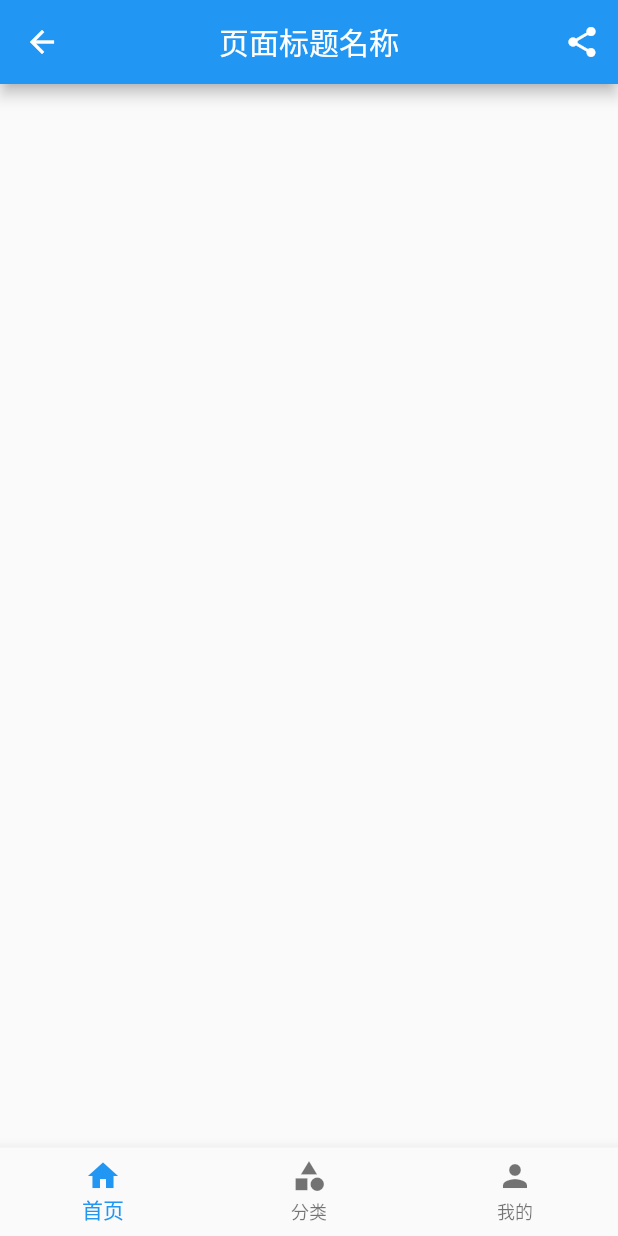
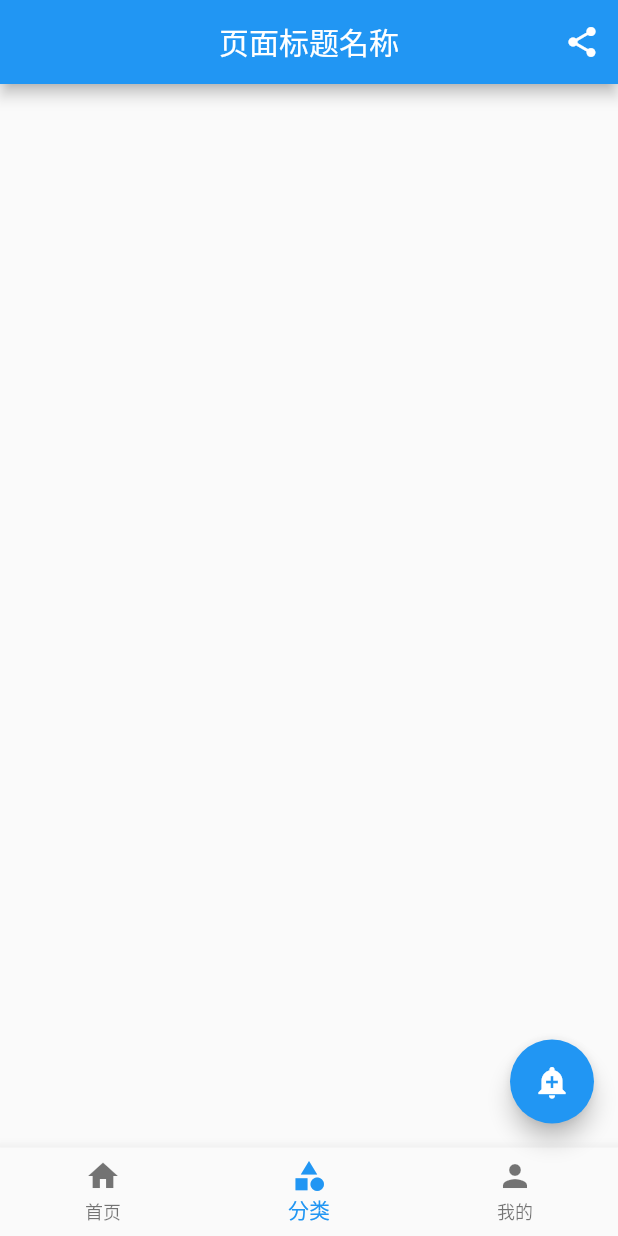
Before and after one commit to xiaoshengxianjun/flutter_study, a Flutter app: the screen it shows after launch, on a phone screen of 412 x 824 dp. Run offline on Flutter 3.47's test engine with Material 2 defaults, Android fonts, the phone set to English and light mode, and no system bars.

Commit message:
修改目录结构

```diff
--- a/lib/main.dart
+++ b/lib/main.dart
@@ -22,7 +22,7 @@ class MyApp extends StatelessWidget {
         // is not restarted.
         primarySwatch: Colors.blue,
       ),
-      initialRoute: '/tabBar',
+      initialRoute: '/bottomNavBar',
       onGenerateRoute: onGenerateRoute,
     );
   }
--- a/lib/views/tabBar.dart
+++ /dev/null
@@ -1,32 +0,0 @@
-import 'package:flutter/material.dart';
-
-class TabBarPage extends StatefulWidget {
-  @override
-  _TabBarPageState createState() => _TabBarPageState();
-}
-
-class _TabBarPageState extends State<TabBarPage> {
-  @override
-  Widget build(BuildContext context) {
-    return Scaffold(
-      appBar: AppBar(
-        title: Text("页面标题名称"),
-        centerTitle: true, // 设置标题居中，安卓设备上默认居左显示
-        actions: <Widget>[
-          IconButton(
-              icon: Icon(Icons.share),
-              onPressed: (){
-                  // 这里可以设置图标按钮的点击事件
-              })
-        ],
-      ),
-      bottomNavigationBar: BottomNavigationBar(
-          items: <BottomNavigationBarItem>[
-            BottomNavigationBarItem(icon: Icon(Icons.home),title: Text("首页")),
-            BottomNavigationBarItem(icon: Icon(Icons.category),title: Text("分类")),
-            BottomNavigationBarItem(icon: Icon(Icons.person),title: Text("我的")),
-          ]
-      ),
-    );
-  }
-}
--- /dev/null
+++ b/lib/wedgets/bottomNavBar.dart
@@ -0,0 +1,91 @@
+import 'package:flutter/material.dart';
+
+class BottomNavBarPage extends StatefulWidget {
+  @override
+  _BottomNavBarPageState createState() => _BottomNavBarPageState();
+}
+
+class _BottomNavBarPageState extends State<BottomNavBarPage> with SingleTickerProviderStateMixin{
+
+  int _selectIndex = 1; // bottomBabBar的激活项索引，默认是0
+
+  @override
+  void initState() {
+    super.initState();
+  }
+
+  @override
+  Widget build(BuildContext context) {
+    return Scaffold(
+      appBar: AppBar(
+        title: Text("页面标题名称"),
+        centerTitle: true, // 设置标题居中，安卓设备上默认居左显示
+        actions: <Widget>[
+          IconButton(
+              icon: Icon(Icons.share),
+              onPressed: (){
+                  // 这里可以设置图标按钮的点击事件
+              })
+        ],
+      ),
+      bottomNavigationBar: BottomNavigationBar(
+          items: <BottomNavigationBarItem>[
+            BottomNavigationBarItem(icon: Icon(Icons.home),title: Text("首页")),
+            BottomNavigationBarItem(icon: Icon(Icons.category),title: Text("分类")),
+            BottomNavigationBarItem(icon: Icon(Icons.person),title: Text("我的")),
+          ],
+          currentIndex: _selectIndex, // 当前哪一项被激活
+          fixedColor: Colors.blue,
+          onTap: (i){
+            // tab点击事件，可以获取当前点击项的索引，借此更新组件状态
+            setState(() {
+              _selectIndex = i;
+            });
+          },
+      ),
+      // 特殊形状的bottomNavigationBar
+//      bottomNavigationBar: BottomAppBar(
+//        color: Colors.white,
+//        shape: CircularNotchedRectangle(), // 底部导航栏打一个圆形的洞
+//        child: Row(
+//          children: <Widget>[
+//            GestureDetector( // 通过此容器可以对内部组件进行手势识别，添加点击，双击，长按等方法
+//              child: Container(
+//                height: 40, // 限定容器高度，否则内容过高撑满整个页面，可调整此处高度查看效果
+//                child: Flex(
+//                  direction: Axis.vertical, // 垂直分布
+//                  children: <Widget>[
+//                    Expanded(child: Icon(Icons.home),),
+//                    Expanded(child: Text("首页"),),
+//                  ],
+//                ),
+//              ),
+//              onTap: (){
+//                print("点击了首页");
+//              },
+//            ),
+//            SizedBox(), //中间位置空出
+//            Container(
+//              height: 40,
+//              child: Flex(
+//                direction: Axis.vertical,
+//                children: <Widget>[
+//                  Expanded(child: Icon(Icons.business),),
+//                  Expanded(child: Text("学校"),),
+//                ],
+//              ),
+//            )
+//          ],
+//          mainAxisAlignment: MainAxisAlignment.spaceAround, // 均分底部导航栏横向空间
+//        ),
+//      ),
+//      floatingActionButtonLocation: FloatingActionButtonLocation.centerDocked, // 控制悬浮按钮的位置，默认右下角，当表现中间凹陷的bottomBar时，需要将此初设为centerDocked
+      floatingActionButton: FloatingActionButton(
+          child: Icon(Icons.add_alert),
+          onPressed: (){
+            print("点击浮动按钮");
+          }
+      ),
+    );
+  }
+}
--- a/lib/views/user/regist.dart
+++ b/lib/wedgets/user/regist.dart
@@ -5,7 +5,7 @@ class RegistPage extends StatefulWidget {
   _RegistPageState createState() => _RegistPageState();
 }
 
-class _RegistPageState extends State<RegistPage> {
+class _RegistPageState extends State<RegistPage> with SingleTickerProviderStateMixin{
   // 定义一个mobile的controller来获取输入内容
   TextEditingController _mobileController = TextEditingController();
 
```
Also changed, not shown: lib/router/routers.dart (+6 -6 lines), lib/wedgets/tabs/category.dart (added, +55 -0 lines), lib/wedgets/tabs/home.dart (added, +15 -0 lines), lib/wedgets/tabs/user.dart (added, +31 -0 lines), lib/wedgets/myHome.dart (renamed from lib/views/myHome.dart), lib/wedgets/user/login.dart (renamed from lib/views/user/login.dart).
